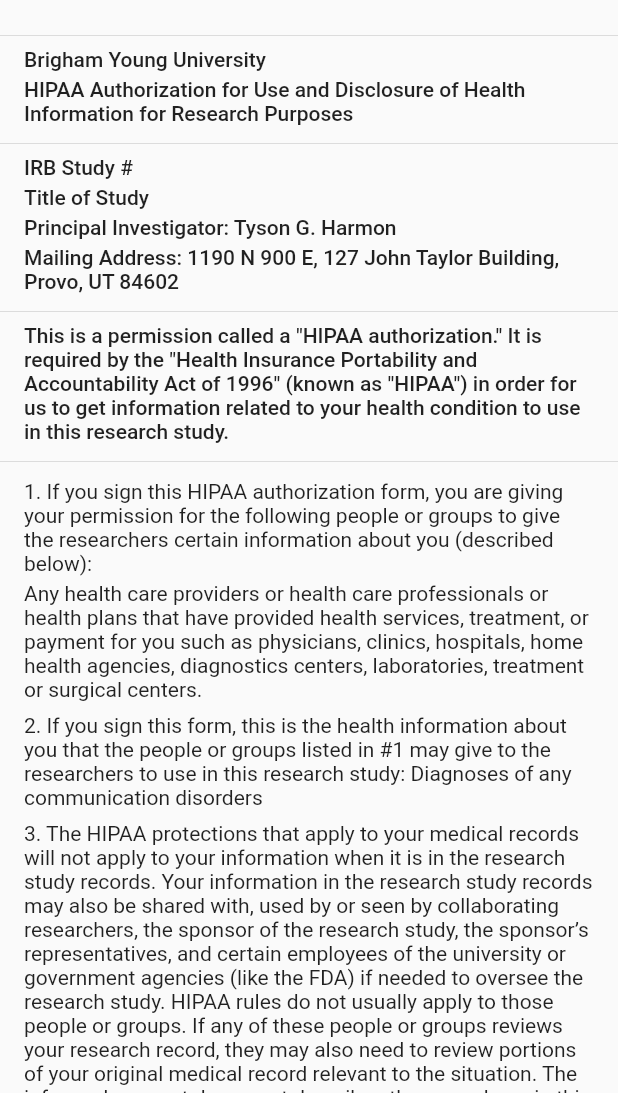
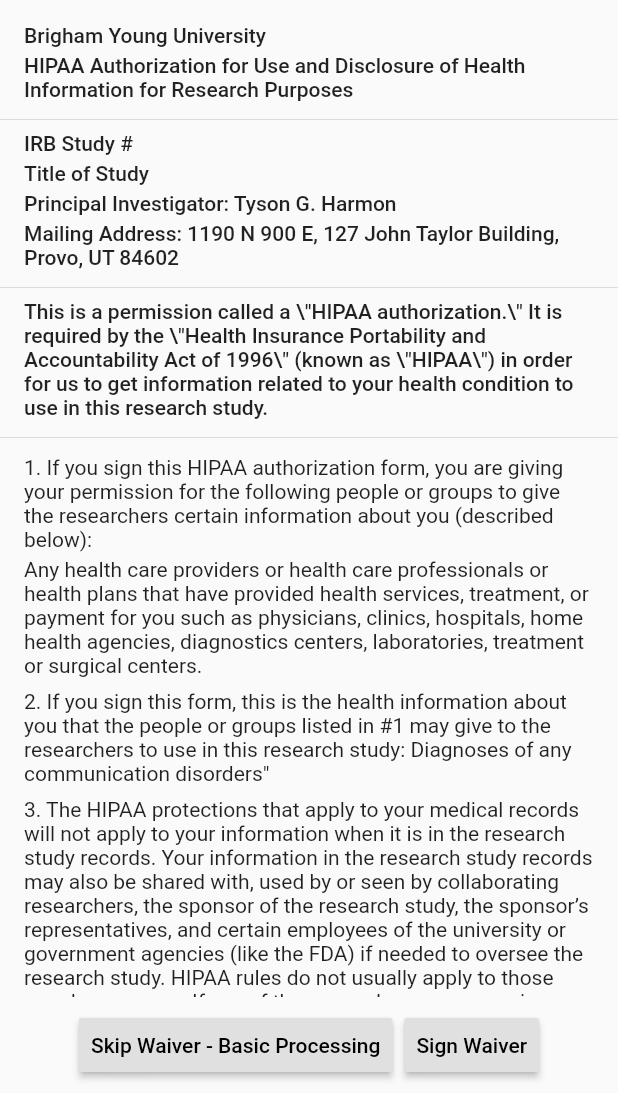
Before and after one commit to RyanRemer/project_apraxia, a Flutter app: the WaiverPage screen opened directly, on a phone screen of 412 x 824 dp, the part 143-1236 px from its top. Run offline on Flutter 3.47's test engine with Material 2 defaults, Android fonts, the phone set to English and light mode, and no system bars; our stand-ins replace signature; missing offline and left inert: amazon_cognito_identity_dart_2, audioplayer.

```diff
--- a/lib/page/WaiverPage.dart
+++ b/lib/page/WaiverPage.dart
@@ -1,5 +1,10 @@
+import 'dart:convert';
+
 import 'package:flutter/material.dart';
-import 'package:project_apraxia/widget/form/WaiverForm.dart';
+import 'package:project_apraxia/controller/LocalWSDCalculator.dart';
+import 'package:project_apraxia/page/AmbiancePage.dart';
+import 'package:project_apraxia/page/SignWaiverPage.dart';
+import 'package:flutter/services.dart' show rootBundle;
 
 class WaiverPage extends StatefulWidget {
   WaiverPage({Key key}) : super(key: key);
@@ -20,98 +25,86 @@ class _WaiverPageState extends State<WaiverPage> {
       appBar: AppBar(
         title: Text("HIPAA Waiver"),
       ),
-      body: ListView(
+      body: Column(
         children: <Widget>[
-          Padding(
-            padding: const EdgeInsets.all(16.0),
-            child: Text("HIPAA Waiver", style: Theme.of(context).textTheme.title,),
+          Expanded(
+            child: FutureBuilder(
+              future: loadWaiverInfo(), builder: (BuildContext context, AsyncSnapshot snapshot) {
+                if (!snapshot.hasData) {
+                  return Center(child: CircularProgressIndicator());
+                }
+                else {
+                  List<dynamic> hipaaData = snapshot.data;
+                  return ListView.builder(itemBuilder: (BuildContext context, int index) {
+                    if (index >= hipaaData.length) {
+                      return null;
+                    }
+                    dynamic map = hipaaData[index];
+                    if (map["text"] == null) {
+                      return Divider();
+                    }
+                    TextStyle style;
+                    if (map["style"] == "title") {
+                      style = Theme.of(context).textTheme.title;
+                    }
+                    else if (map["style"] == "body1") {
+                      style = Theme.of(context).textTheme.body1;
+                    }
+                    else if (map["style"] == "body2") {
+                      style = Theme.of(context).textTheme.body2;
+                    }
+                    return Padding(
+                      padding: new EdgeInsets.only(
+                        top: map["top_margin"],
+                        bottom: map["bot_margin"],
+                        right: map["right_margin"],
+                        left: map["left_margin"],
+                      ),
+                      child: Text(map["text"], style: style),
+                    );
+                  });
+                }
+              },
+            ),
           ),
-
-           const Divider(),
-
-          Padding(
-            padding: const EdgeInsets.only(left: 16.0, right: 16.0, bottom: 4.0),
-            child: Text("Brigham Young University", style: Theme.of(context).textTheme.body2,),
-          ),
-          Padding(
-            padding: const EdgeInsets.only(left: 16.0, right: 16.0, bottom: 4.0),
-            child: Text("HIPAA Authorization for Use and Disclosure of Health Information for Research Purposes", style: Theme.of(context).textTheme.body2,),
-          ),
-
-          const Divider(),
-
-          Padding(
-            padding: const EdgeInsets.only(left: 16.0, right: 16.0, bottom: 4.0),
-            child: Text("IRB Study #", style: Theme.of(context).textTheme.body2,),
-          ),
-          Padding(
-            padding: const EdgeInsets.only(left: 16.0, right: 16.0, bottom: 4.0),
-            child: Text("Title of Study", style: Theme.of(context).textTheme.body2,),
-          ),
-          Padding(
-            padding: const EdgeInsets.only(left: 16.0, right: 16.0, bottom: 4.0),
-            child: Text("Principal Investigator: Tyson G. Harmon", style: Theme.of(context).textTheme.body2,),
-          ),
-          Padding(
-            padding: const EdgeInsets.only(left: 16.0, right: 16.0, bottom: 4.0),
-            child: Text("Mailing Address: 1190 N 900 E, 127 John Taylor Building, Provo, UT 84602", style: Theme.of(context).textTheme.body2,),
-          ),
-
-          const Divider(),
-
-          Padding(
-            padding: const EdgeInsets.only(left: 16.0, right: 16.0, bottom: 4.0),
-            child: Text("This is a permission called a \"HIPAA authorization.\" It is required by the \"Health Insurance Portability and Accountability Act of 1996\" (known as \"HIPAA\") in order for us to get information related to your health condition to use in this research study.", style: Theme.of(context).textTheme.body2,),
-          ),
-
-          const Divider(),
-
-          Padding(
-            padding: const EdgeInsets.only(left: 16.0, right: 16.0, bottom: 4.0, top: 4.0),
-            child: Text("1. If you sign this HIPAA authorization form, you are giving your permission for the following people or groups to give the researchers certain information about you (described below):"),
-          ),
-          Padding(
-            padding: const EdgeInsets.only(left: 16.0, right: 16.0, bottom: 4.0),
-            child: Text("Any health care providers or health care professionals or health plans that have provided health services, treatment, or payment for you such as physicians, clinics, hospitals, home health agencies, diagnostics centers, laboratories, treatment or surgical centers."),
-          ),
-
-          Padding(
-            padding: const EdgeInsets.only(left: 16.0, right: 16.0, bottom: 4.0, top: 4.0),
-            child: Text("2. If you sign this form, this is the health information about you that the people or groups listed in #1 may give to the researchers to use in this research study: Diagnoses of any communication disorders"),
-          ),
-          Padding(
-            padding: const EdgeInsets.only(left: 16.0, right: 16.0, bottom: 4.0, top: 4.0),
-            child: Text("3. The HIPAA protections that apply to your medical records will not apply to your information when it is in the research study records. Your information in the research study records may also be shared with, used by or seen by collaborating researchers, the sponsor of the research study, the sponsor’s representatives, and certain employees of the university or government agencies (like the FDA) if needed to oversee the research study. HIPAA rules do not usually apply to those people or groups. If any of these people or groups reviews your research record, they may also need to review portions of your original medical record relevant to the situation. The informed consent document describes the procedures in this research study that will be used to protect your personal information. You can also ask the researchers any questions about what they will do with your personal information and how they will protect your personal information in this research study."),
-          ),
-          Padding(
-            padding: const EdgeInsets.only(left: 16.0, right: 16.0, bottom: 4.0, top: 4.0),
-            child: Text("4. If this research study creates medical information about you that will go into your medical record, you may not be able to see the research study information in your medical record until the entire research study is over."),
-          ),
-          Padding(
-            padding: const EdgeInsets.only(left: 16.0, right: 16.0, bottom: 4.0, top: 4.0),
-            child: Text("5. If you want to participate in this research study, you must sign this HIPAA authorization form to allow the people or groups listed in #1 on this form to give access to the information about you that is listed in #2. If you do not want to sign this HIPAA authorization form, you cannot participate in this research study. However, not signing the authorization form will not change your right to treatment, payment, enrollment or eligibility for medical services outside of this research study."),
-          ),
-          Padding(
-            padding: const EdgeInsets.only(left: 16.0, right: 16.0, bottom: 4.0, top: 4.0),
-            child: Text("6. This HIPAA authorization will not stop unless you stop it in writing."),
-          ),
-          Padding(
-            padding: const EdgeInsets.only(left: 16.0, right: 16.0, bottom: 4.0, top: 4.0),
-            child: Text("7. You have the right to stop this HIPAA authorization at any time. You must do that in writing. You may give your written stop of this HIPAA authorization directly to Principal Investigator or researcher or you may mail it to the department mailing address listed at the top of this form, or you may give it to one of the researchers in this study and tell the researcher to send it to any person or group the researcher has given a copy of this HIPAA authorization. Stopping this HIPAA authorization will not stop information sharing that has already happened."),
-          ),
-          Padding(
-            padding: const EdgeInsets.only(left: 16.0, right: 16.0, bottom: 4.0, top: 4.0),
-            child: Text("8. You will be emailed a copy of this signed HIPAA authorization."),
-          ),
-
-          Divider(thickness: 2.0, color: Colors.black,),
-
-          Container(
-            child: WaiverForm(),
+          Align(
+            alignment: Alignment.bottomCenter,
+            child: ButtonBar(
+              children: <Widget>[
+                RaisedButton(
+                  child: Text("Skip Waiver - Basic Processing"),
+                  onPressed: () => _startLocalTest(context),
+                ),
+                RaisedButton(
+                  child: Text("Sign Waiver"),
+                  onPressed: () => _goToSignWaiverPage(context),
+                ),
+              ],
+              alignment: MainAxisAlignment.center,
+            )
           )
         ],
-      ),
+      )
     );
   }
 
+  Future<List<dynamic>> loadWaiverInfo() async {
+    String jsonString = await rootBundle.loadString('assets/hipaa_waiver.json');
+    return jsonDecode(jsonString);
+  }
+
+  void _startLocalTest(BuildContext context) {
+    Navigator.pushReplacement(context, MaterialPageRoute(builder: (context) {
+      return AmbiancePage(
+        wsdCalculator: new LocalWSDCalculator(),
+      );
+    }));
+  }
+
+  void _goToSignWaiverPage(BuildContext context) {
+    Navigator.pushReplacement(context, MaterialPageRoute(builder: (context) {
+      return SignWaiverPage();
+    }));
+  }
+
 }
--- a/pubspec.yaml
+++ b/pubspec.yaml
@@ -50,6 +50,7 @@ flutter:
 
   assets:
     - assets/prompts/
+    - assets/hipaa_waiver.json
 
   # To add assets to your application, add an assets section, like this:
   # assets:
```
Also changed, not shown: assets/hipaa_waiver.json (added, +162 -0 lines), lib/controller/FormValidator.dart (+9 -21 lines), lib/model/WaiverFormFields.dart (+14 -10 lines), lib/page/SignWaiverPage.dart (added, +30 -0 lines), lib/page/SignaturePage.dart (+4 -3 lines), lib/widget/form/WaiverForm.dart (+100 -71 lines).
